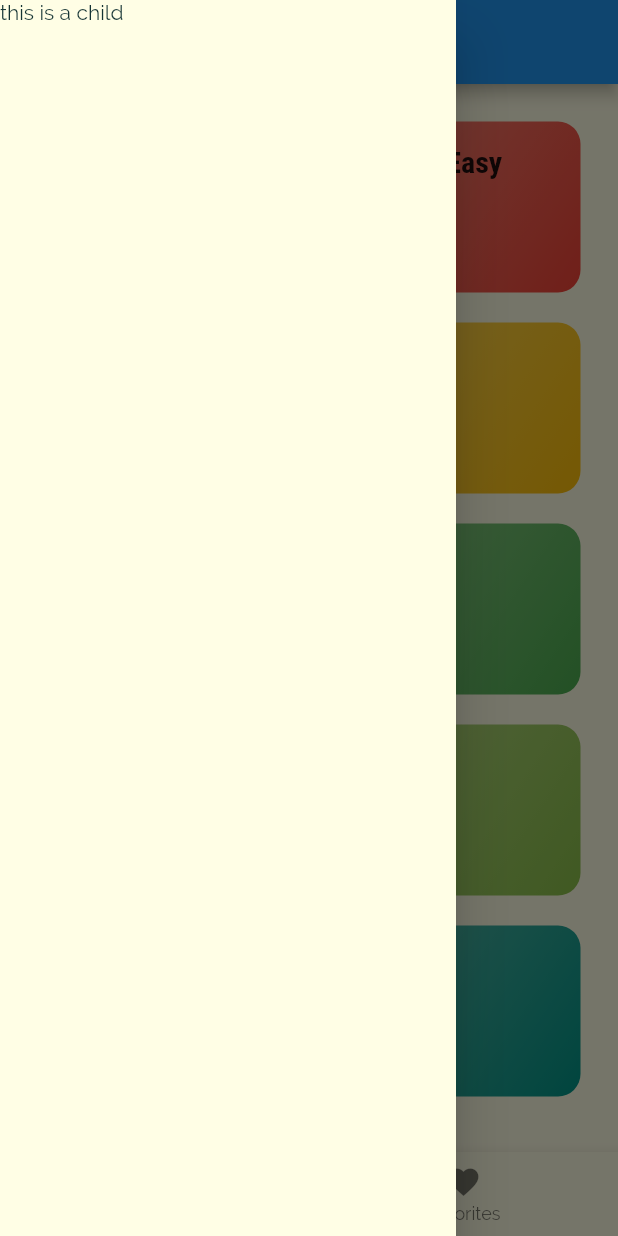
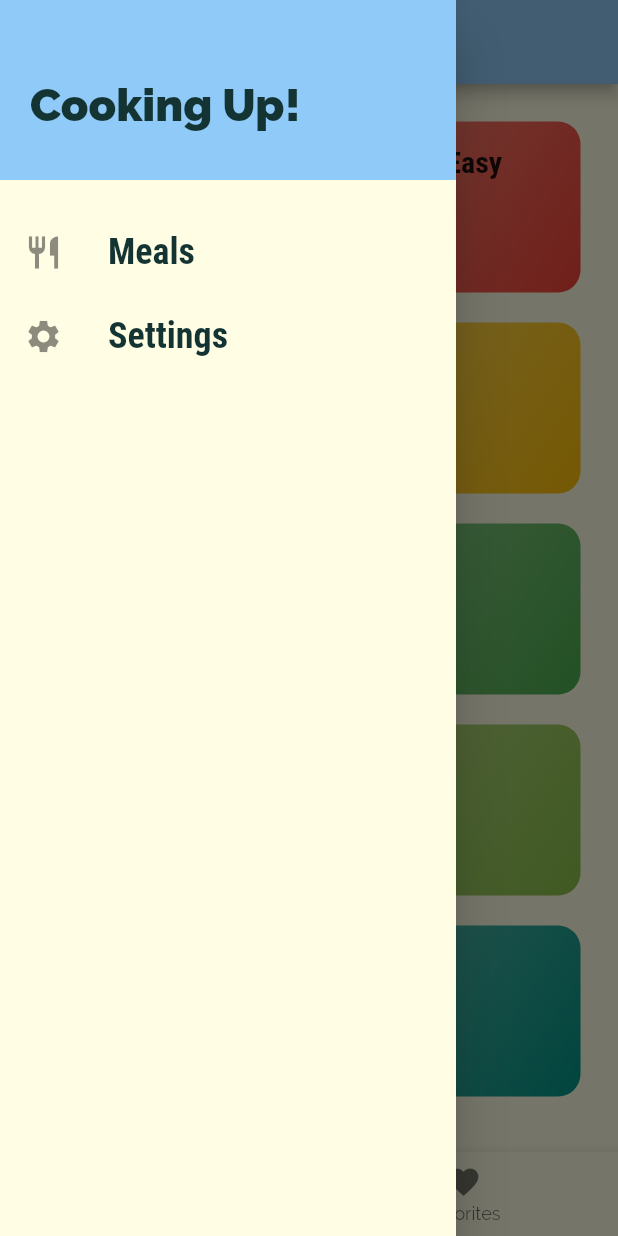
Before and after one commit to MesselemYoucef/flutter_meals_app, a Flutter app: the screen it shows after launch, with the side drawer open, on a phone screen of 412 x 824 dp. Run offline on Flutter 3.47's test engine with Material 2 defaults, Android fonts, the phone set to English and light mode, and no system bars.

```diff
--- a/lib/main.dart
+++ b/lib/main.dart
@@ -4,6 +4,7 @@ import './screens/category_meals_screen.dart';
 import './screens/categories_screen.dart';
 import './screens/meal_detail_screen.dart';
 import './screens/tabs_screen.dart';
+import './screens/filter_screen.dart';
 
 void main() {
   runApp(const MyApp());
@@ -46,7 +47,8 @@ class MyApp extends StatelessWidget {
       routes: {
         '/': (ctx) => const TabsScreen(),
         CategoryMealsScreen.routeName: (ctx) => const CategoryMealsScreen(),
-        MealDetailScreen.routeName: (ctx) => const MealDetailScreen()
+        MealDetailScreen.routeName: (ctx) => const MealDetailScreen(),
+        FiltersScreen.routeName: (context) => const FiltersScreen(),
       },
       // onGenerateRoute: (settings) {
       //   print(settings.arguments);
--- /dev/null
+++ b/lib/screens/filter_screen.dart
@@ -0,0 +1,14 @@
+import 'package:flutter/material.dart';
+
+class FiltersScreen extends StatelessWidget {
+  static String routeName = "/filters";
+
+  const FiltersScreen({Key? key}) : super(key: key);
+
+  @override
+  Widget build(BuildContext context) {
+    return const Center(
+      child: Text("Filters Screen"),
+    );
+  }
+}
--- a/lib/screens/tabs_screen.dart
+++ b/lib/screens/tabs_screen.dart
@@ -2,6 +2,7 @@ import 'package:flutter/material.dart';
 
 import './categories_screen.dart';
 import './favorites_screen.dart';
+import '../widgets/main_drawer.dart';
 
 class TabsScreen extends StatefulWidget {
   const TabsScreen({Key? key}) : super(key: key);
@@ -29,11 +30,9 @@ class _TabsScreenState extends State<TabsScreen> {
     return Scaffold(
       appBar: AppBar(
         title: Text(_pages[_selectedPageIndex]["title"]),
+        backgroundColor: Theme.of(context).backgroundColor,
       ),
-      drawer: Drawer(
-
-        child: Text("this is a child"),
-      ),
+      drawer: const MainDrawer(),
       body: _pages[_selectedPageIndex]['page'],
       bottomNavigationBar: BottomNavigationBar(
         currentIndex: _selectedPageIndex,
--- /dev/null
+++ b/lib/widgets/main_drawer.dart
@@ -0,0 +1,70 @@
+import 'package:flutter/material.dart';
+import '../screens/filter_screen.dart';
+
+class MainDrawer extends StatelessWidget {
+  const MainDrawer({Key? key}) : super(key: key);
+
+  Widget buildListTile(String title, IconData icon, Function tapHandler) {
+    return ListTile(
+      leading: Icon(
+        icon,
+        size: 26,
+      ),
+      title: Text(
+        title,
+        style: const TextStyle(
+          fontFamily: "RobotoCondensed",
+          fontSize: 24,
+          fontWeight: FontWeight.bold,
+        ),
+      ),
+      onTap: () => tapHandler(),
+    );
+  }
+
+  @override
+  Widget build(BuildContext context) {
+    return Drawer(
+      child: Column(
+        children: [
+          Container(
+            height: 120,
+            width: double.infinity,
+            padding: const EdgeInsets.only(
+              top: 40,
+              bottom: 20,
+              left: 20,
+              right: 20,
+            ),
+            alignment: Alignment.centerLeft,
+            color: Theme.of(context).backgroundColor,
+            child: const Text(
+              "Cooking Up!",
+              style: TextStyle(
+                fontWeight: FontWeight.w900,
+                fontSize: 30,
+              ),
+            ),
+          ),
+          const SizedBox(
+            height: 20,
+          ),
+          buildListTile(
+            "Meals",
+            Icons.restaurant,
+            () {
+              Navigator.of(context).pushNamed("/");
+            },
+          ),
+          buildListTile(
+            "Settings",
+            Icons.settings,
+            () {
+              Navigator.of(context).pushNamed(FiltersScreen.routeName);
+            },
+          ),
+        ],
+      ),
+    );
+  }
+}
```
